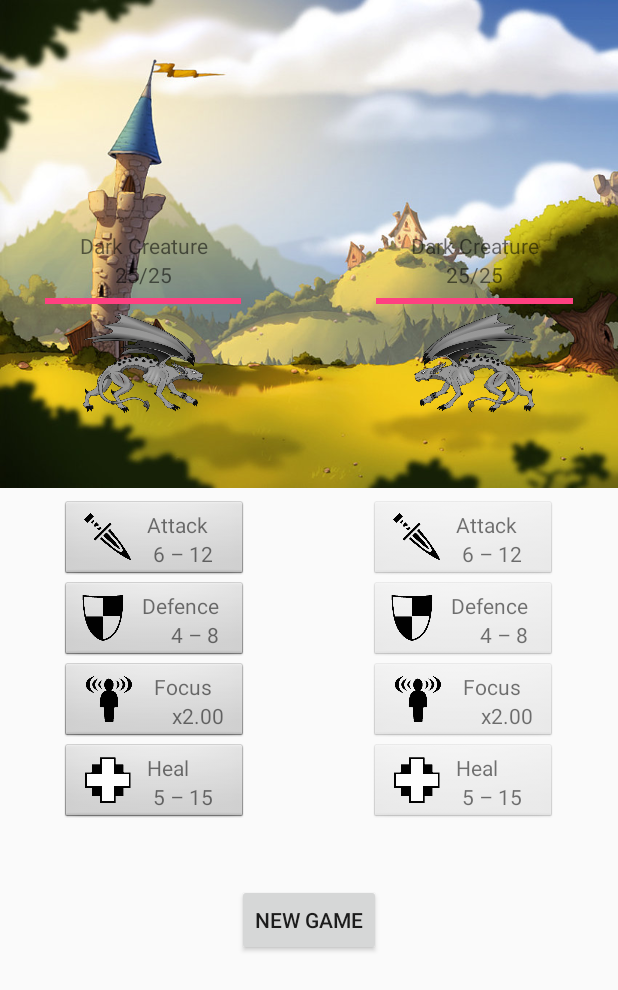
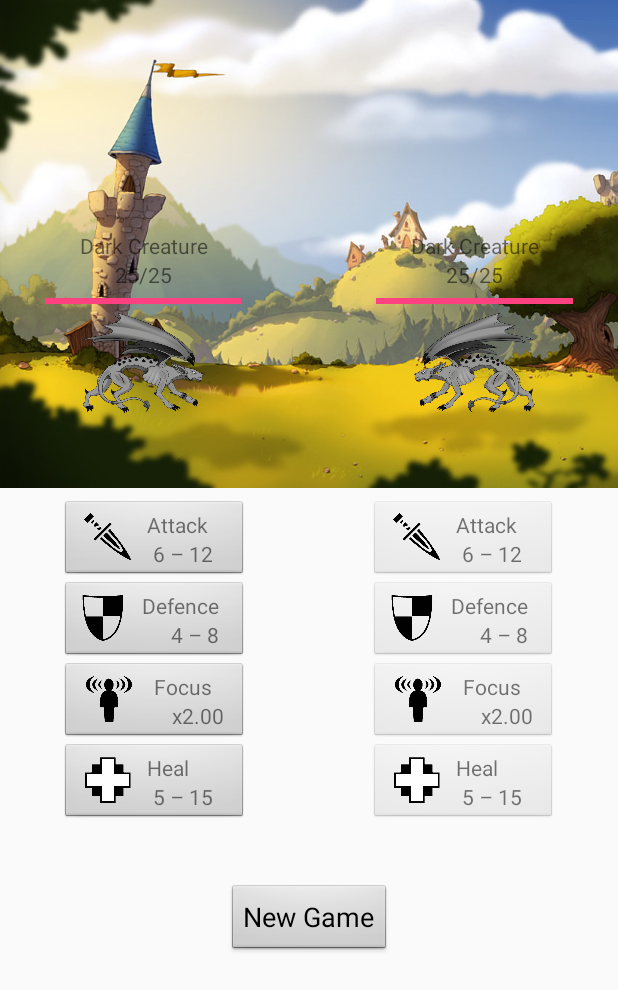
Before and after one commit to lgelmi/AndroidBasicNanoDegree_Project2, an Android app: the screen it shows after launch (MainActivity), on a phone screen of 412 x 824 dp. Shown: the top 990 px of the screen. Run offline under Robolectric (Android 15) with nearby library versions, the phone set to English and light mode, and no system bars.

Commit message:
New game button style minor improvement.

```diff
--- a/app/src/main/res/layout/activity_main.xml
+++ b/app/src/main/res/layout/activity_main.xml
@@ -582,13 +582,14 @@
         <!-- Reset Layout -->
 
         <Button
+            style="@android:style/Widget.Button"
             android:layout_width="wrap_content"
             android:layout_height="wrap_content"
             android:layout_gravity="center"
             android:layout_margin="32dp"
             android:onClick="newGameView"
             android:text="@string/NewGame"
-            android:textAlignment="center" />
+            android:textAppearance="@android:style/TextAppearance.Material.Medium" />
 
     </LinearLayout>
 
```
